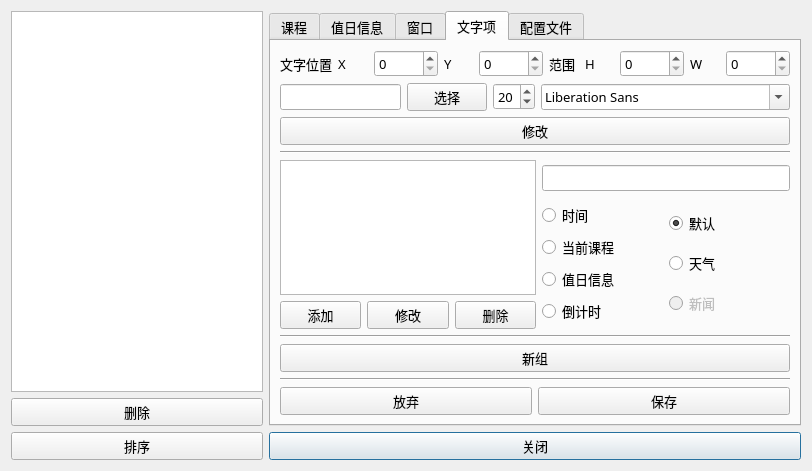
Before: the Qt Designer form TimeTable-Qt/settings.ui in SHM-white/TimeTable-Qt, drawn with Qt 5.
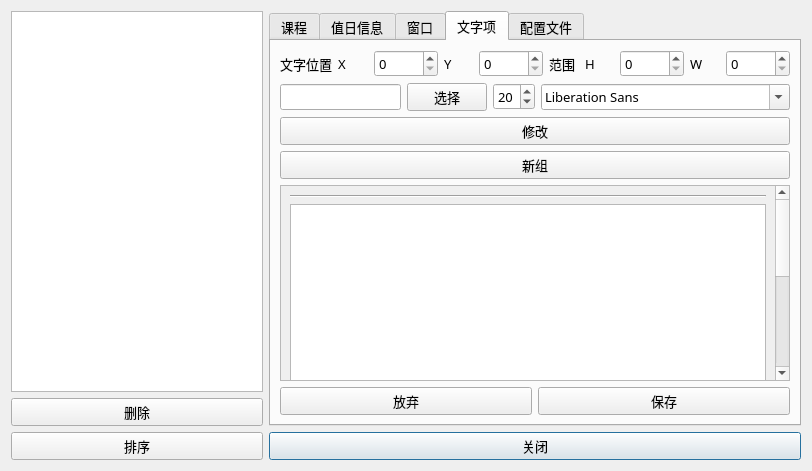
After: the same form once the commit is applied. The open tabs and pages were chosen to show the change. Icons and pictures are not drawn.

Commit message: 微调设置ui

Diff of the .ui file:
```diff
--- a/TimeTable-Qt/settings.ui
+++ b/TimeTable-Qt/settings.ui
@@ -615,7 +615,7 @@
           </attribute>
           <layout class="QVBoxLayout" name="verticalLayout_8">
            <item>
-            <layout class="QVBoxLayout" name="verticalLayout_6">
+            <layout class="QVBoxLayout" name="verticalLayout_14">
              <item>
               <layout class="QHBoxLayout" name="horizontalLayout_10">
                <item>
@@ -726,18 +726,55 @@
               </widget>
              </item>
              <item>
-              <widget class="Line" name="line_5">
-               <property name="orientation">
-                <enum>Qt::Horizontal</enum>
+              <widget class="QPushButton" name="pushButton_addFormat">
+               <property name="sizePolicy">
+                <sizepolicy hsizetype="Expanding" vsizetype="Minimum">
+                 <horstretch>0</horstretch>
+                 <verstretch>0</verstretch>
+                </sizepolicy>
+               </property>
+               <property name="text">
+                <string>新组</string>
                </property>
               </widget>
              </item>
+            </layout>
+           </item>
              <item>
+            <widget class="QScrollArea" name="scrollArea">
+             <property name="widgetResizable">
+              <bool>true</bool>
+             </property>
+             <widget class="QWidget" name="scrollAreaWidgetContents">
+              <property name="geometry">
+               <rect>
+                <x>0</x>
+                <y>-195</y>
+                <width>493</width>
+                <height>420</height>
+               </rect>
+              </property>
               <layout class="QHBoxLayout" name="horizontalLayout_12">
                <item>
+                <layout class="QVBoxLayout" name="verticalLayout_6">
+                 <item>
+                  <widget class="Line" name="line_5">
+                   <property name="orientation">
+                    <enum>Qt::Horizontal</enum>
+                   </property>
+                  </widget>
+                 </item>
+                 <item>
                 <layout class="QVBoxLayout" name="verticalLayout_12">
                  <item>
-                  <widget class="QListWidget" name="listWidget_textItems"/>
+                    <widget class="QListWidget" name="listWidget_textItems">
+                     <property name="sizePolicy">
+                      <sizepolicy hsizetype="Expanding" vsizetype="Minimum">
+                       <horstretch>0</horstretch>
+                       <verstretch>0</verstretch>
+                      </sizepolicy>
+                     </property>
+                    </widget>
                  </item>
                  <item>
                   <layout class="QHBoxLayout" name="horizontalLayout_13">
@@ -767,6 +804,8 @@
                 </layout>
                </item>
                <item>
+                  <layout class="QVBoxLayout" name="verticalLayout_16">
+                   <item>
                 <layout class="QVBoxLayout" name="verticalLayout_11">
                  <item>
                   <widget class="QLineEdit" name="lineEdit_textFormat"/>
@@ -869,13 +908,6 @@
                </item>
               </layout>
              </item>
-             <item>
-              <widget class="Line" name="line_6">
-               <property name="orientation">
-                <enum>Qt::Horizontal</enum>
-               </property>
-              </widget>
-             </item>
              <item>
               <spacer name="verticalSpacer_5">
                <property name="orientation">
@@ -889,17 +921,6 @@
                </property>
               </spacer>
              </item>
-             <item>
-              <layout class="QHBoxLayout" name="horizontalLayout_21">
-               <item>
-                <widget class="QPushButton" name="pushButton_addFormat">
-                 <property name="text">
-                  <string>新组</string>
-                 </property>
-                </widget>
-               </item>
-              </layout>
-             </item>
              <item>
               <widget class="Line" name="line">
                <property name="orientation">
@@ -907,6 +928,12 @@
                </property>
               </widget>
              </item>
+                </layout>
+               </item>
+              </layout>
+             </widget>
+            </widget>
+           </item>
              <item>
               <layout class="QHBoxLayout" name="horizontalLayout_24">
                <item>
@@ -922,8 +949,6 @@
                   <string>保存</string>
                  </property>
                 </widget>
-               </item>
-              </layout>
              </item>
             </layout>
            </item>
```
Lines whose indentation alone changed are shown as unchanged.
